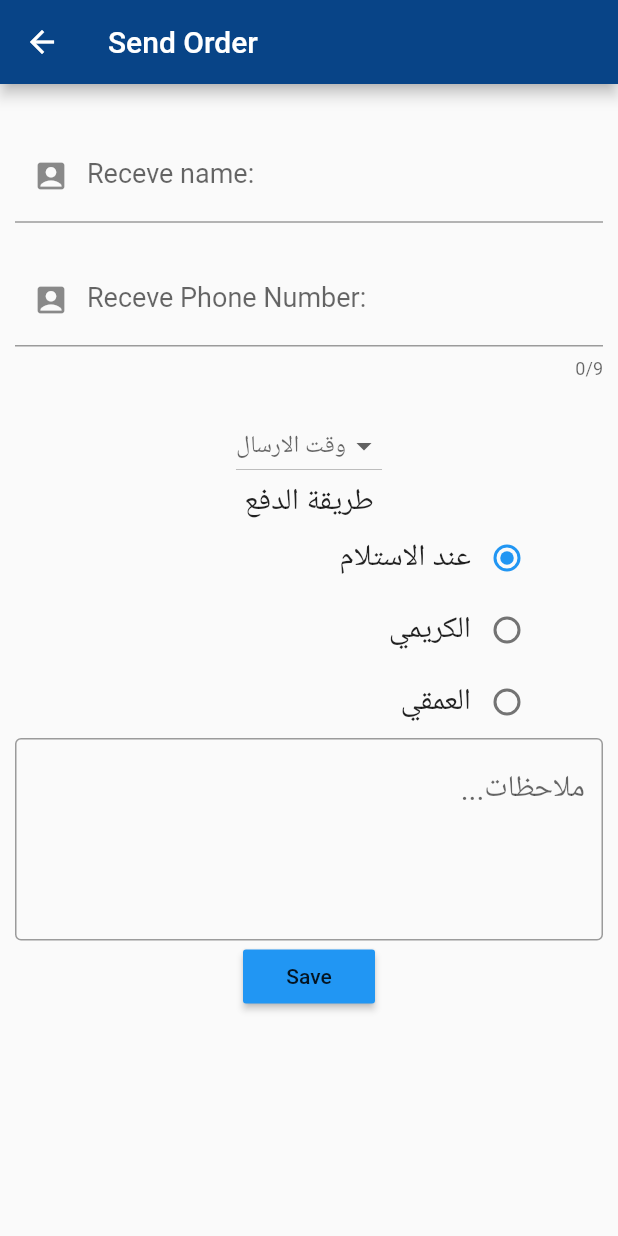
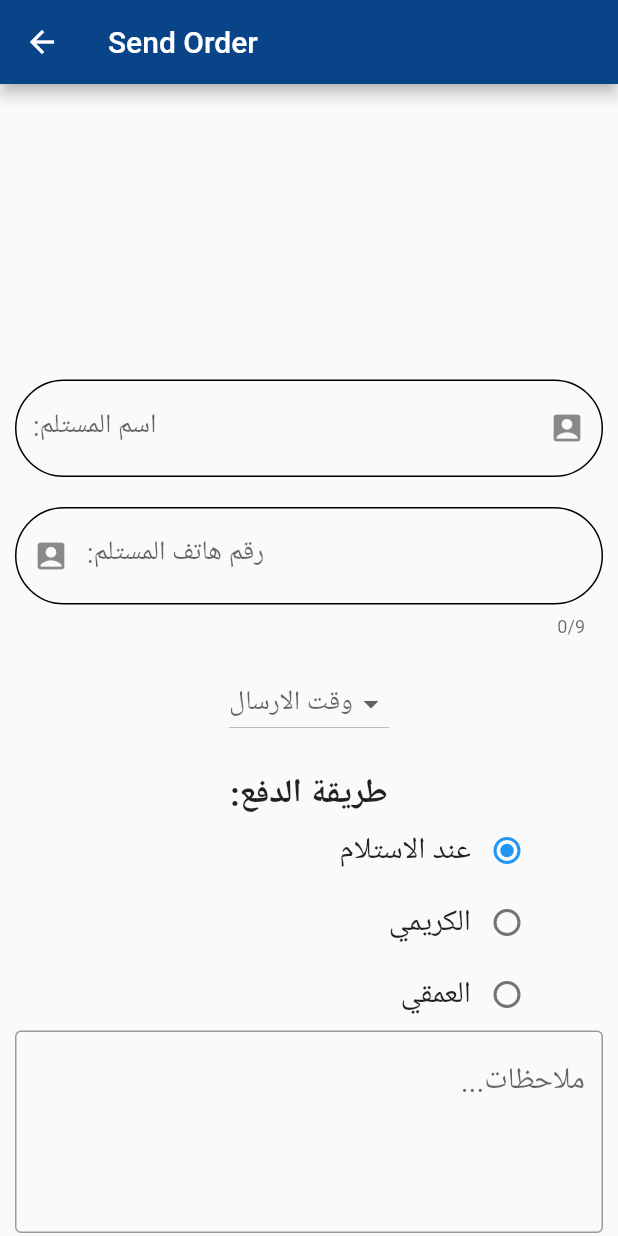
Before and after one commit to YusufAhmedBinQhman/shop_app, a Flutter app: the screen it shows after launch, on a phone screen of 412 x 824 dp. Run offline on Flutter 3.47's test engine with Material 3 defaults, Android fonts, the phone set to English and light mode, and no system bars.

```diff
--- a/lib/main.dart
+++ b/lib/main.dart
@@ -15,8 +15,8 @@ class MyApp extends StatelessWidget {
       theme: ThemeData(
           useMaterial3: false,
           appBarTheme: AppBarTheme(color: Color.fromRGBO(8, 68, 135, 1))),
-            initialRoute: "/sendorder",
-            onGenerateRoute: AppRoutes.routeManager,
+      initialRoute: "/sendorder",
+      onGenerateRoute: AppRoutes.routeManager,
     );
   }
 }
--- a/lib/utils/app_routes.dart
+++ b/lib/utils/app_routes.dart
@@ -2,6 +2,7 @@ import 'package:shop_app1/models/product.dart';
 import 'package:shop_app1/views/FavoriteScreen.dart';
 import 'package:shop_app1/views/LoginScreen.dart';
 import 'package:shop_app1/views/SendOrder.dart';
+import 'package:shop_app1/views/SucceedOrder.dart';
 import 'package:shop_app1/views/cart_screen.dart';
 import 'package:shop_app1/views/demo.dart';
 import 'package:shop_app1/views/details_screen.dart';
@@ -45,6 +46,8 @@ class AppRoutes {
         return MaterialPageRoute(builder: (ctx) => signup());
       case '/sendorder':
         return MaterialPageRoute(builder: (ctx) => SendOrder());
+      case '/sucOrder':
+        return MaterialPageRoute(builder: (ctx) => SucceedOrder());
 
       default:
         return MaterialPageRoute(builder: (ctx) => NotFoundScreen());
--- a/lib/views/SendOrder.dart
+++ b/lib/views/SendOrder.dart
@@ -1,3 +1,4 @@
+import 'package:shop_app1/viewmodels/products_vm.dart';
 import 'package:shop_app1/viewmodels/sendOrderVM.dart';
 import 'package:flutter/material.dart';
 
@@ -28,37 +29,46 @@ class _SendOrderState extends State<SendOrder> {
           child: Form(
             key: frmky,
             child: Column(
+              mainAxisAlignment: MainAxisAlignment.end,
               children: [
                 SizedBox(height: 20),
                 TextFormField(
+                  textAlign: TextAlign.right,
                   keyboardType: TextInputType.name,
                   validator: (x) => checkValidName(x),
                   decoration: InputDecoration(
-                    prefixIcon: Icon(Icons.account_box),
-                    labelText: "Receve name:",
-                    labelStyle: TextStyle(fontSize: 18),
-                    hintText: "Enter Receve Name",
-                    hintStyle: TextStyle(fontSize: 18),
-                    // enabledBorder: OutlineInputBorder(borderRadius: BorderRadius.all())
-                  ),
+                      suffixIcon: Icon(Icons.account_box),
+                      labelText: ":اسم المستلم",
+                      labelStyle: TextStyle(fontSize: 18),
+                      hintText: ":اكتب اسم المستلم",
+                      hintStyle: TextStyle(fontSize: 18),
+                      enabledBorder: OutlineInputBorder(
+                          borderRadius: BorderRadius.circular(50))),
                 ),
                 SizedBox(height: 20),
                 TextFormField(
+                  textAlign: TextAlign.right,
                   validator: (x) => checkValidPhone(x),
                   keyboardType: TextInputType.phone,
                   maxLength: 9,
                   decoration: InputDecoration(
-                    prefixIcon: Icon(Icons.account_box),
-                    labelText: "Receve Phone Number:",
-                    labelStyle: TextStyle(fontSize: 18),
-                    hintText: "example: 777111333",
-                    hintStyle: TextStyle(fontSize: 18),
-                    //  enabledBorder: OutlineInputBorder(borderRadius: BorderRadius.all())
-                  ),
+                      prefixIcon: Icon(Icons.account_box),
+                      labelText: ":رقم هاتف المستلم",
+                      labelStyle: TextStyle(fontSize: 18),
+                      hintText: "مثال: 777111222",
+                      hintStyle: TextStyle(fontSize: 18),
+                      enabledBorder: OutlineInputBorder(
+                          borderRadius: BorderRadius.circular(50))),
                 ),
                 SizedBox(height: 20),
                 DropdownButton(
-                    hint: Text("وقت الارسال"),
+                    borderRadius: BorderRadius.circular(20),
+                    dropdownColor: Color.fromARGB(213, 86, 177, 251),
+                    alignment: Alignment.center,
+                    hint: Text(
+                      "وقت الارسال",
+                      style: TextStyle(fontSize: 18),
+                    ),
                     value: selectTime,
                     items: sendOrderVM
                         .loadTime()
@@ -71,9 +81,10 @@ class _SendOrderState extends State<SendOrder> {
                       selectTime = x;
                       setState(() {});
                     }),
+                SizedBox(height: 20),
                 Text(
-                  "طريقة الدفع",
-                  style: TextStyle(fontSize: 20),
+                  ":طريقة الدفع",
+                  style: TextStyle(fontSize: 22, fontWeight: FontWeight.bold),
                 ),
                 Row(
                   mainAxisAlignment: MainAxisAlignment.end,
@@ -128,10 +139,12 @@ class _SendOrderState extends State<SendOrder> {
                 ),
                 MaterialButton(
                     color: Colors.blue,
-                    child: Text("Save"),
+                    child: Text("Save",
+                        style: TextStyle(fontSize: 18, color: Colors.white)),
                     onPressed: () {
                       if (frmky.currentState!.validate()) {
-                        return null;
+                        Navigator.pushNamed(context, "/sucOrder",
+                            arguments: ProductsVM.cartItems);
                       }
                     }),
               ],
```
